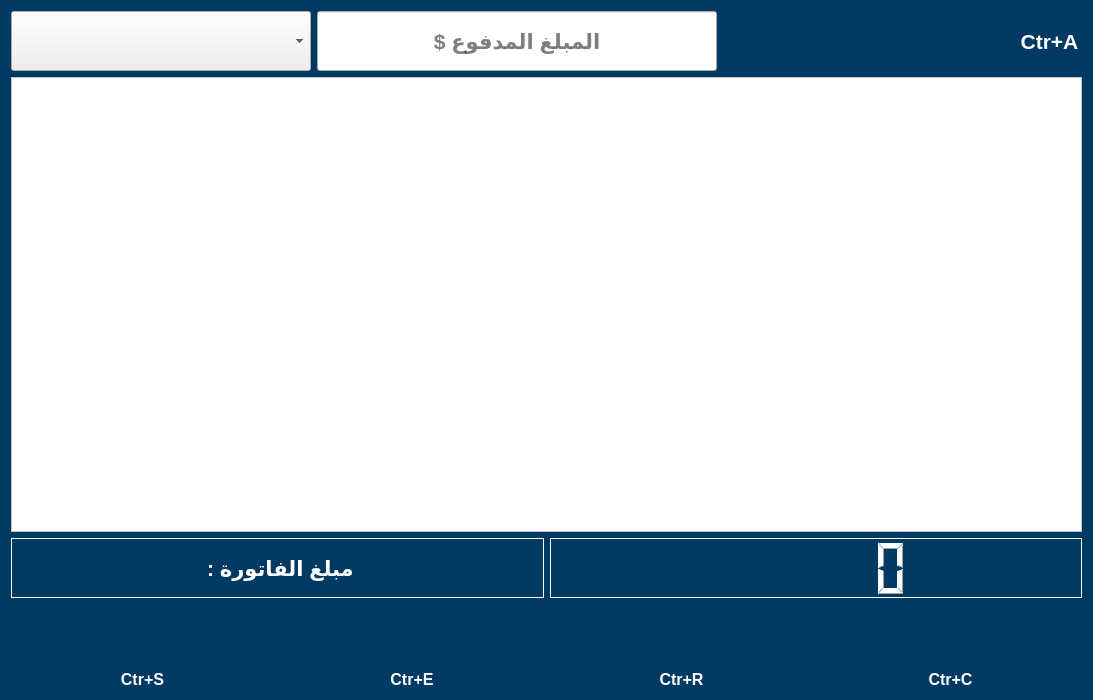
First picture: the form in uis/qt_uis/invoice.ui, repository salahkhiat/ModeerPOS, before the edit.
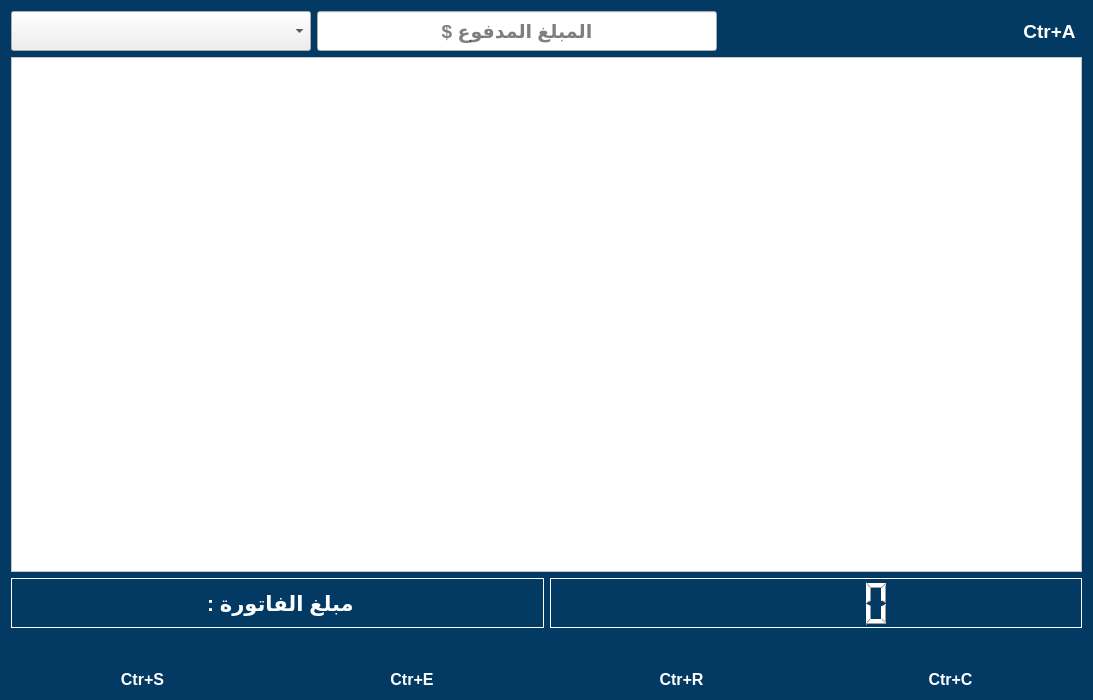
Second picture: the form after the edit. Icons and pictures are not drawn.

Commit message: Zoom out my mainscreen and invoice - make there objects smaller

What changed in the file:
```diff
--- a/uis/qt_uis/invoice.ui
+++ b/uis/qt_uis/invoice.ui
@@ -32,12 +32,12 @@
          <property name="maximumSize">
           <size>
            <width>400</width>
-           <height>60</height>
+           <height>40</height>
           </size>
          </property>
          <property name="font">
           <font>
-           <pointsize>18</pointsize>
+           <pointsize>14</pointsize>
            <bold>true</bold>
           </font>
          </property>
@@ -54,18 +54,18 @@
          <property name="minimumSize">
           <size>
            <width>300</width>
-           <height>60</height>
+           <height>40</height>
           </size>
          </property>
          <property name="maximumSize">
           <size>
            <width>400</width>
-           <height>80</height>
+           <height>40</height>
           </size>
          </property>
          <property name="font">
           <font>
-           <pointsize>16</pointsize>
+           <pointsize>14</pointsize>
            <bold>true</bold>
           </font>
          </property>
@@ -88,13 +88,13 @@
          <property name="minimumSize">
           <size>
            <width>0</width>
-           <height>60</height>
+           <height>40</height>
           </size>
          </property>
          <property name="maximumSize">
           <size>
            <width>16777215</width>
-           <height>60</height>
+           <height>40</height>
           </size>
          </property>
          <property name="cursor">
@@ -119,8 +119,8 @@
          </property>
          <property name="iconSize">
           <size>
-           <width>50</width>
-           <height>50</height>
+           <width>38</width>
+           <height>38</height>
           </size>
          </property>
          <property name="shortcut">
@@ -136,12 +136,12 @@
          <property name="maximumSize">
           <size>
            <width>65</width>
-           <height>60</height>
+           <height>40</height>
           </size>
          </property>
          <property name="font">
           <font>
-           <pointsize>16</pointsize>
+           <pointsize>14</pointsize>
            <bold>true</bold>
           </font>
          </property>
@@ -175,7 +175,13 @@
          <property name="minimumSize">
           <size>
            <width>0</width>
-           <height>60</height>
+           <height>50</height>
+          </size>
+         </property>
+         <property name="maximumSize">
+          <size>
+           <width>16777215</width>
+           <height>50</height>
           </size>
          </property>
          <property name="font">
@@ -201,7 +207,13 @@
          <property name="minimumSize">
           <size>
            <width>0</width>
-           <height>60</height>
+           <height>50</height>
+          </size>
+         </property>
+         <property name="maximumSize">
+          <size>
+           <width>16777215</width>
+           <height>50</height>
           </size>
          </property>
          <property name="font">
@@ -228,13 +240,13 @@
          <property name="minimumSize">
           <size>
            <width>0</width>
-           <height>60</height>
+           <height>30</height>
           </size>
          </property>
          <property name="maximumSize">
           <size>
            <width>150</width>
-           <height>60</height>
+           <height>30</height>
           </size>
          </property>
          <property name="cursor">
@@ -259,8 +271,8 @@
          </property>
          <property name="iconSize">
           <size>
-           <width>50</width>
-           <height>50</height>
+           <width>28</width>
+           <height>28</height>
           </size>
          </property>
          <property name="shortcut">
@@ -276,13 +288,13 @@
          <property name="minimumSize">
           <size>
            <width>0</width>
-           <height>60</height>
+           <height>30</height>
           </size>
          </property>
          <property name="maximumSize">
           <size>
            <width>150</width>
-           <height>60</height>
+           <height>30</height>
           </size>
          </property>
          <property name="cursor">
@@ -307,8 +319,8 @@
          </property>
          <property name="iconSize">
           <size>
-           <width>50</width>
-           <height>50</height>
+           <width>28</width>
+           <height>28</height>
           </size>
          </property>
          <property name="shortcut">
@@ -324,13 +336,13 @@
          <property name="minimumSize">
           <size>
            <width>0</width>
-           <height>60</height>
+           <height>30</height>
           </size>
          </property>
          <property name="maximumSize">
           <size>
            <width>150</width>
-           <height>60</height>
+           <height>30</height>
           </size>
          </property>
          <property name="cursor">
@@ -352,8 +364,8 @@
          </property>
          <property name="iconSize">
           <size>
-           <width>50</width>
-           <height>50</height>
+           <width>28</width>
+           <height>28</height>
           </size>
          </property>
          <property name="shortcut">
@@ -369,13 +381,13 @@
          <property name="minimumSize">
           <size>
            <width>0</width>
-           <height>60</height>
+           <height>30</height>
           </size>
          </property>
          <property name="maximumSize">
           <size>
            <width>150</width>
-           <height>60</height>
+           <height>30</height>
           </size>
          </property>
          <property name="cursor">
@@ -400,8 +412,8 @@
          </property>
          <property name="iconSize">
           <size>
-           <width>50</width>
-           <height>50</height>
+           <width>28</width>
+           <height>28</height>
           </size>
          </property>
          <property name="shortcut">
```
The commit also changes 49 other files.
